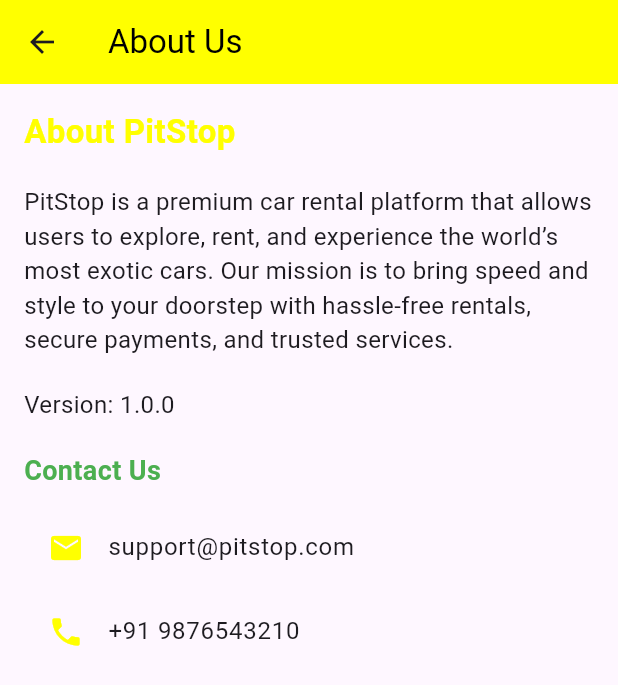
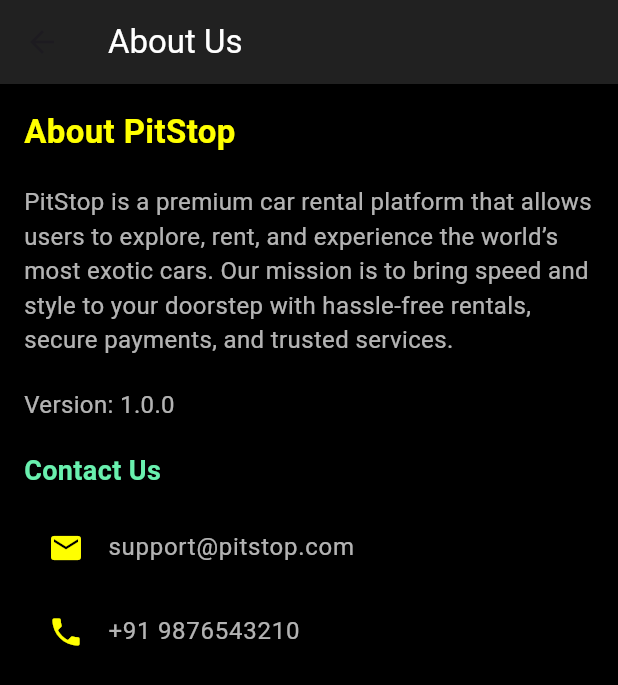
Before and after one commit to Govindh07/PIT_STOP, a Flutter app: the AboutPage screen opened directly, on a phone screen of 412 x 824 dp. Shown: the top 685 px of the screen. Run offline on Flutter 3.47's test engine with Material 3 defaults, Android fonts, the phone set to English and light mode, and no system bars; our stand-ins replace carousel_slider, firebase_auth, firebase_core; accounts and stored records are empty; network calls fail.

Commit message:
Pit Stop

```diff
--- a/lib/Pit_Stop/screens/about_page.dart
+++ b/lib/Pit_Stop/screens/about_page.dart
@@ -1,7 +1,12 @@
 import 'package:flutter/material.dart';
 
-void main(){
-  runApp(const MaterialApp(debugShowCheckedModeBanner: false,home: AboutPage(),));
+void main() {
+  runApp(MaterialApp(
+    debugShowCheckedModeBanner: false,
+    home: const AboutPage(),
+    themeMode: ThemeMode.dark,
+    theme:  ThemeData.dark(),
+  ));
 }
 
 class AboutPage extends StatelessWidget {
@@ -10,9 +15,13 @@
   @override
   Widget build(BuildContext context) {
     return Scaffold(
+      backgroundColor: Colors.black,
       appBar: AppBar(
-        title: const Text('About Us',style: TextStyle(color: Colors.black),),
-        backgroundColor: Colors.yellowAccent,
+        title: const Text(
+          'About Us',
+          style: TextStyle(color: Colors.white),
+        ),
+        backgroundColor: Colors.grey[900],
       ),
       body: Padding(
         padding: const EdgeInsets.all(16.0),
@@ -29,12 +38,12 @@
             SizedBox(height: 20),
             Text(
               'PitStop is a premium car rental platform that allows users to explore, rent, and experience the world’s most exotic cars. Our mission is to bring speed and style to your doorstep with hassle-free rentals, secure payments, and trusted services.',
-              style: TextStyle(fontSize: 16),
+              style: TextStyle(fontSize: 16, color: Colors.white70),
             ),
             SizedBox(height: 20),
             Text(
               'Version: 1.0.0',
-              style: TextStyle(fontSize: 16),
+              style: TextStyle(fontSize: 16, color: Colors.white70),
             ),
             SizedBox(height: 20),
             Text(
@@ -42,17 +51,19 @@
               style: TextStyle(
                 fontSize: 18,
                 fontWeight: FontWeight.bold,
-                color: Colors.green,
+                color: Colors.greenAccent,
               ),
             ),
             SizedBox(height: 10),
             ListTile(
               leading: Icon(Icons.email, color: Colors.yellowAccent),
-              title: Text('support@pitstop.com'),
+              title: Text('support@pitstop.com',
+                  style: TextStyle(color: Colors.white70)),
             ),
             ListTile(
               leading: Icon(Icons.phone, color: Colors.yellowAccent),
-              title: Text('+91 9876543210'),
+              title:
+              Text('+91 9876543210', style: TextStyle(color: Colors.white70)),
             ),
           ],
         ),
```
